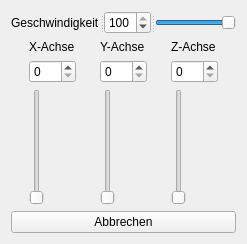
VShader/CG_Praktikum, file CG_Praktikum_4/ControlWidget/controlWidget.ui: the form before one commit.
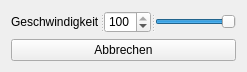
The form after the commit.

Patch:
```diff
--- a/CG_Praktikum_4/ControlWidget/controlWidget.ui
+++ b/CG_Praktikum_4/ControlWidget/controlWidget.ui
@@ -7,14 +7,20 @@
     <x>0</x>
     <y>0</y>
     <width>247</width>
-    <height>244</height>
+    <height>72</height>
    </rect>
   </property>
+  <property name="minimumSize">
+   <size>
+    <width>247</width>
+    <height>5</height>
+   </size>
+  </property>
   <property name="windowTitle">
    <string>Control</string>
   </property>
-  <layout class="QVBoxLayout" name="verticalLayout">
-   <item>
+  <layout class="QGridLayout" name="gridLayout">
+   <item row="0" column="0">
     <widget class="QSplitter" name="splitter">
      <property name="orientation">
       <enum>Qt::Horizontal</enum>
@@ -48,83 +54,7 @@
      </widget>
     </widget>
    </item>
-   <item>
-    <layout class="QGridLayout" name="gridLayout">
-     <item row="0" column="0">
-      <widget class="QLabel" name="label_X">
-       <property name="text">
-        <string>X-Achse</string>
-       </property>
-      </widget>
-     </item>
-     <item row="0" column="1">
-      <widget class="QLabel" name="label_Y">
-       <property name="text">
-        <string>Y-Achse</string>
-       </property>
-      </widget>
-     </item>
-     <item row="0" column="2">
-      <widget class="QLabel" name="label_Z">
-       <property name="text">
-        <string>Z-Achse</string>
-       </property>
-      </widget>
-     </item>
-     <item row="1" column="0">
-      <widget class="QSpinBox" name="spinBox_X">
-       <property name="maximum">
-        <number>360</number>
-       </property>
-      </widget>
-     </item>
-     <item row="1" column="1">
-      <widget class="QSpinBox" name="spinBox_Y">
-       <property name="maximum">
-        <number>360</number>
-       </property>
-      </widget>
-     </item>
-     <item row="1" column="2">
-      <widget class="QSpinBox" name="spinBox_Z">
-       <property name="maximum">
-        <number>360</number>
-       </property>
-      </widget>
-     </item>
-     <item row="2" column="0">
-      <widget class="QSlider" name="verticalSlider_X">
-       <property name="maximum">
-        <number>360</number>
-       </property>
-       <property name="orientation">
-        <enum>Qt::Vertical</enum>
-       </property>
-      </widget>
-     </item>
-     <item row="2" column="1">
-      <widget class="QSlider" name="verticalSlider_Y">
-       <property name="maximum">
-        <number>360</number>
-       </property>
-       <property name="orientation">
-        <enum>Qt::Vertical</enum>
-       </property>
-      </widget>
-     </item>
-     <item row="2" column="2">
-      <widget class="QSlider" name="verticalSlider_Z">
-       <property name="maximum">
-        <number>360</number>
-       </property>
-       <property name="orientation">
-        <enum>Qt::Vertical</enum>
-       </property>
-      </widget>
-     </item>
-    </layout>
-   </item>
-   <item>
+   <item row="1" column="0">
     <widget class="QPushButton" name="pushButton_Quit">
      <property name="text">
       <string>Abbrechen</string>
```
Left out of the diff: 96 changed lines with no effect on the pictures.
